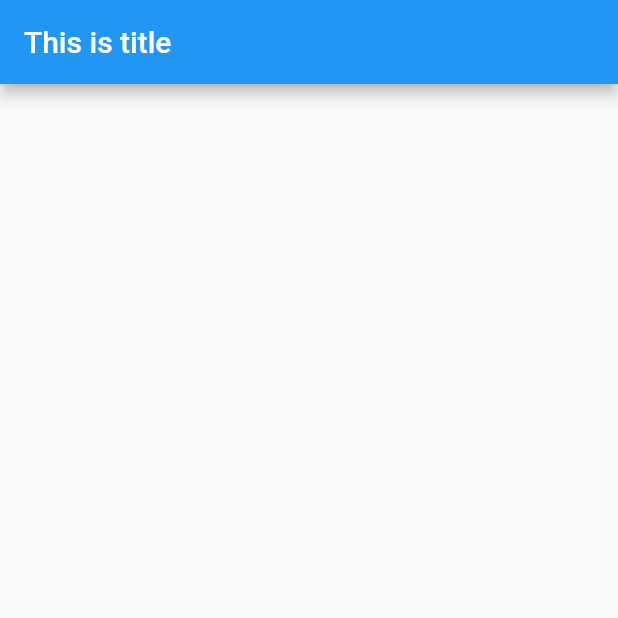
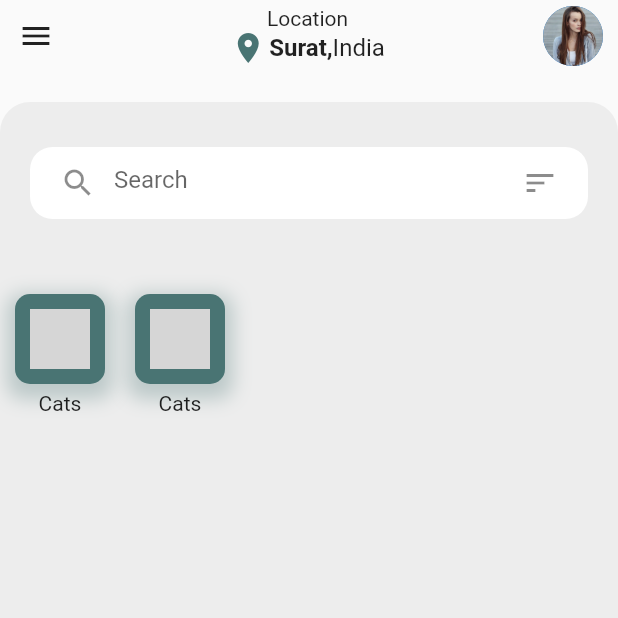
Before and after one commit to vitulgoyani/Pets_Adoption_App, a Flutter app: the screen it shows after launch, on a phone screen of 412 x 824 dp, the top half of it. Run offline on Flutter 3.47's test engine with Material 2 defaults, Android fonts, the light colour scheme and no system bars; drawn by our look-alikes of flutter_inner_drawer; grey boxes are pictures that could not be loaded.

Commit message:
- design home page

```diff
--- a/lib/ui/HomePage.dart
+++ b/lib/ui/HomePage.dart
@@ -8,13 +8,13 @@ class HomePage extends StatefulWidget {
 
 class _HomePageState extends State<HomePage> {
   final GlobalKey<InnerDrawerState> _innerDrawerKey =
-      GlobalKey<InnerDrawerState>();
+  GlobalKey<InnerDrawerState>();
   bool _swipe = true;
   InnerDrawerAnimation _animationType = InnerDrawerAnimation.static;
   bool _proportionalChildArea = true;
   double _verticalOffset = 0.0;
   bool _topBottom = false;
-  double _scale = 0.7;
+  double _scale = 0.9;
   double _borderRadius = 50;
 
   @override
@@ -22,7 +22,7 @@ class _HomePageState extends State<HomePage> {
     print(MediaQuery.of(context).size.width);
     Color iconColor = Color(0xff86b3b3);
     TextStyle menuText = TextStyle(
-        color: Color(0xff86b3b3), fontSize: 24, fontWeight: FontWeight.bold);
+        color: Color(0xff86b3b3), fontSize: 24, fontWeight: FontWeight.w500);
     return InnerDrawer(
         backgroundColor: Color(0xff497473),
         key: _innerDrawerKey,
@@ -30,8 +30,8 @@ class _HomePageState extends State<HomePage> {
         offset: IDOffset.only(
             top: _topBottom ? _verticalOffset : 0.0,
             bottom: !_topBottom ? _verticalOffset : 0.0,
-            right: MediaQuery.of(context).size.width<450?0.4:0,
-            left: MediaQuery.of(context).size.width<450?0.4:0),
+            right: MediaQuery.of(context).size.width < 450 ? 0.4 : 0,
+            left: MediaQuery.of(context).size.width < 450 ? 0.4 : 0),
         scale: IDOffset.horizontal(_scale),
         borderRadius: _borderRadius,
         duration: Duration(milliseconds: 11200),
@@ -50,7 +50,7 @@ class _HomePageState extends State<HomePage> {
                   ListTile(
                     leading: CircleAvatar(
                       backgroundImage:
-                          AssetImage("assets/adult-1867889_640.jpg"),
+                      AssetImage("assets/adult-1867889_640.jpg"),
                     ),
                     title: Text(
                       "Adoption",
@@ -154,9 +154,157 @@ class _HomePageState extends State<HomePage> {
           ),
         ),
         scaffold: Scaffold(
-          appBar: AppBar(
-            title: Text("This is title"),
+          body: Container(
+            child: SafeArea(
+              child: Column(
+                children: <Widget>[
+                  Row(
+                    mainAxisAlignment: MainAxisAlignment.spaceBetween,
+                    children: <Widget>[
+                      IconButton(
+                          icon: Icon(Icons.menu),
+                          onPressed: () {
+                            _innerDrawerKey.currentState.toggle();
+                          }),
+                      Column(
+                        crossAxisAlignment: CrossAxisAlignment.center,
+                        children: <Widget>[
+                          Text(
+                            "Location",
+                            style: TextStyle(fontSize: 14),
+                          ),
+                          Row(
+                            children: <Widget>[
+                              Icon(
+                                Icons.location_on,
+                                color: Color(0xff497473),
+                              ),
+                              SizedBox(
+                                width: 2,
+                              ),
+                              Row(
+                                children: <Widget>[
+                                  Text(
+                                    "Surat,",
+                                    style: TextStyle(
+                                        fontWeight: FontWeight.bold,
+                                        fontSize: 16),
+                                  ),
+                                  Text(
+                                    "India",
+                                    style: TextStyle(fontSize: 16),
+                                  ),
+                                ],
+                              )
+                            ],
+                          )
+                        ],
+                      ),
+                      Padding(
+                        padding: const EdgeInsets.only(right: 10),
+                        child: CircleAvatar(
+                          backgroundImage:
+                          AssetImage("assets/adult-1867889_640.jpg"),
+                        ),
+                      )
+                    ],
+                  ),
+                  SizedBox(
+                    height: 20,
+                  ),
+                  Expanded(
+                    child: Container(
+                      decoration: BoxDecoration(
+                        color: Colors.black.withOpacity(0.05),
+                        borderRadius: BorderRadius.only(
+                          topLeft: Radius.circular(20),
+                          topRight: Radius.circular(20),
+                        ),
+                      ),
+                      child: Column(
+                        children: <Widget>[
+                          Padding(
+                            padding: EdgeInsets.symmetric(
+                                horizontal: 20, vertical: 30),
+                            child: Container(
+                                width: MediaQuery.of(context).size.width,
+                                decoration: BoxDecoration(
+                                    borderRadius:
+                                    BorderRadius.all(Radius.circular(15)),
+                                    color: Colors.white),
+                                child: Padding(
+                                  padding:
+                                  const EdgeInsets.symmetric(horizontal: 8),
+                                  child: TextFormField(
+                                    cursorColor: Theme.of(context).accentColor,
+                                    decoration: InputDecoration(
+                                      prefixIcon: Icon(Icons.search),
+                                      hintText: "Search",
+                                      border: InputBorder.none,
+                                      suffixIcon: Icon(Icons.sort),
+                                    ),
+                                  ),
+                                )),
+                          ),
+                          SizedBox(
+                            height: 10,
+                          ),
+                          Container(
+                            width: MediaQuery.of(context).size.width,
+                            height: 120,
+                            child: ListView(
+                              itemExtent: 80,
+                              scrollDirection: Axis.horizontal,
+                              shrinkWrap: true,
+                              children: <Widget>[
+                                categoryBox(),
+                                categoryBox(),
+                              ],
+                            ),
+                          )
+                        ],
+                      ),
+                    ),
+                  ),
+                ],
+              ),
+            ),
           ),
         ));
   }
+
+  Column categoryBox() {
+    return Column(
+      children: <Widget>[
+        SizedBox(
+          height: 10,
+        ),
+        Container(
+          height: 60,
+          width: 60,
+          decoration: BoxDecoration(
+              boxShadow: [
+                BoxShadow(
+                    color: Color(0xff497473).withOpacity(0.3),
+                    offset: Offset(0, 5),
+                    blurRadius: 10,
+                    spreadRadius: 5)
+              ],
+              color: Color(0xff497473),
+              borderRadius: BorderRadius.all(Radius.circular(10))),
+          child: Padding(
+            padding: EdgeInsets.all(10),
+            child: Image.asset(
+              "assets/cat.png",
+              color: Colors.white,
+            ),
+          ),
+        ),
+        SizedBox(
+          height: 5,
+        ),
+        Text("Cats")
+      ],
+    );
+  }
 }
```
